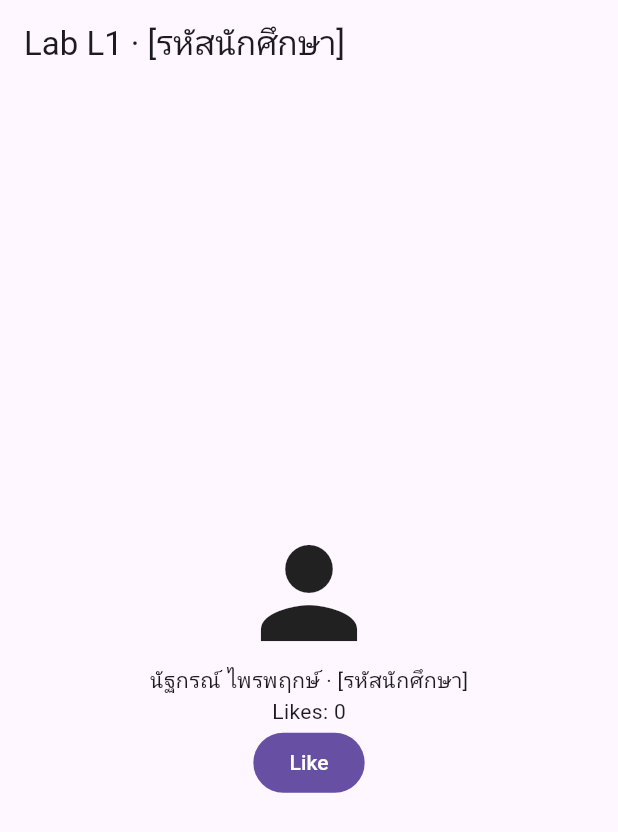
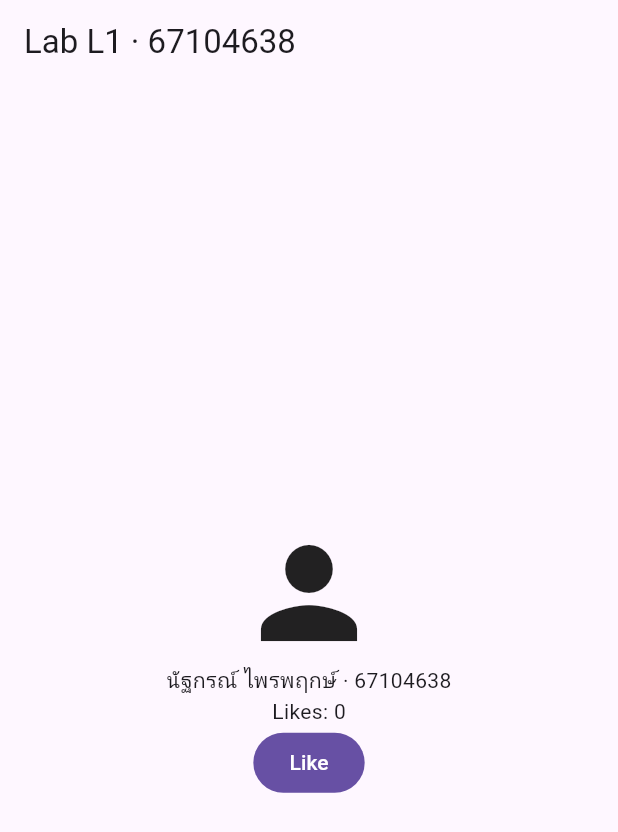
Before and after one commit to xZhyNeptune/lab01_profile, a Flutter app: the screen it shows after launch, on a phone screen of 412 x 824 dp. Shown: the top 832 px of the screen. Run offline on Flutter 3.47's test engine with Material 3 defaults, Android fonts, the phone set to English and light mode, and no system bars.

Commit message:
Add L1 answers

```diff
--- a/lib/main.dart
+++ b/lib/main.dart
@@ -17,13 +17,13 @@ class _HomePageState extends State<HomePage> {
   @override
   Widget build(BuildContext context) {
     return Scaffold(
-      appBar: AppBar(title: const Text('Lab L1 · [รหัสนักศึกษา]')),
+      appBar: AppBar(title: const Text('Lab L1 · 67104638')),
       body: Center(
         child: Column(
           mainAxisSize: MainAxisSize.min,
           children: [
             const Icon(Icons.person, size: 96),
-            const Text('นัฐกรณ์ ไพรพฤกษ์ · [รหัสนักศึกษา]'),
+            const Text('นัฐกรณ์ ไพรพฤกษ์ · 67104638'),
             Text('Likes: $_likes'),
             FilledButton(
               onPressed: _like,
```
Also changed, not shown: 1 other file.
